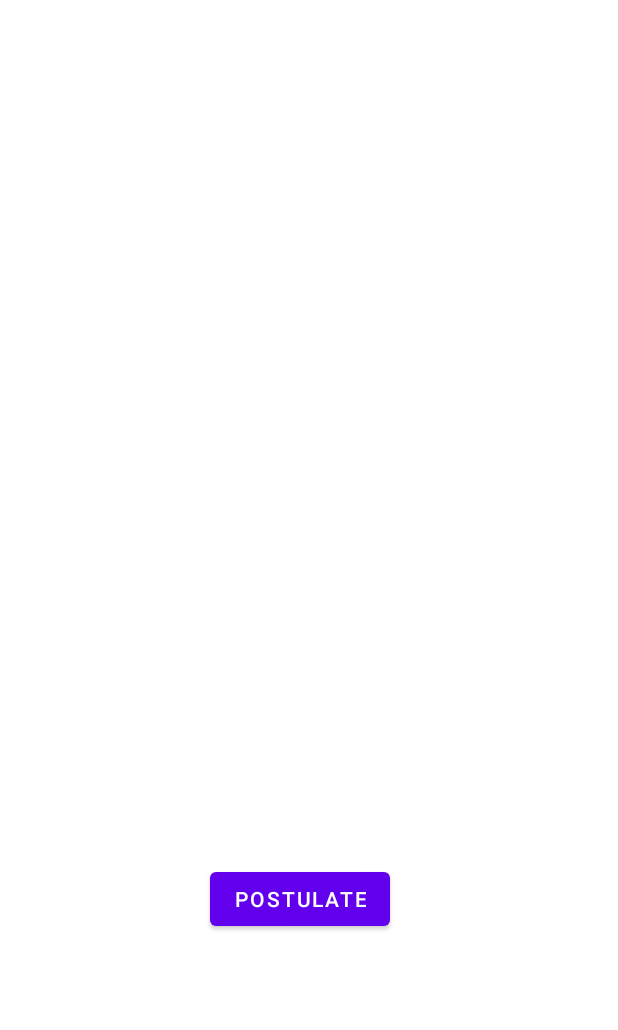
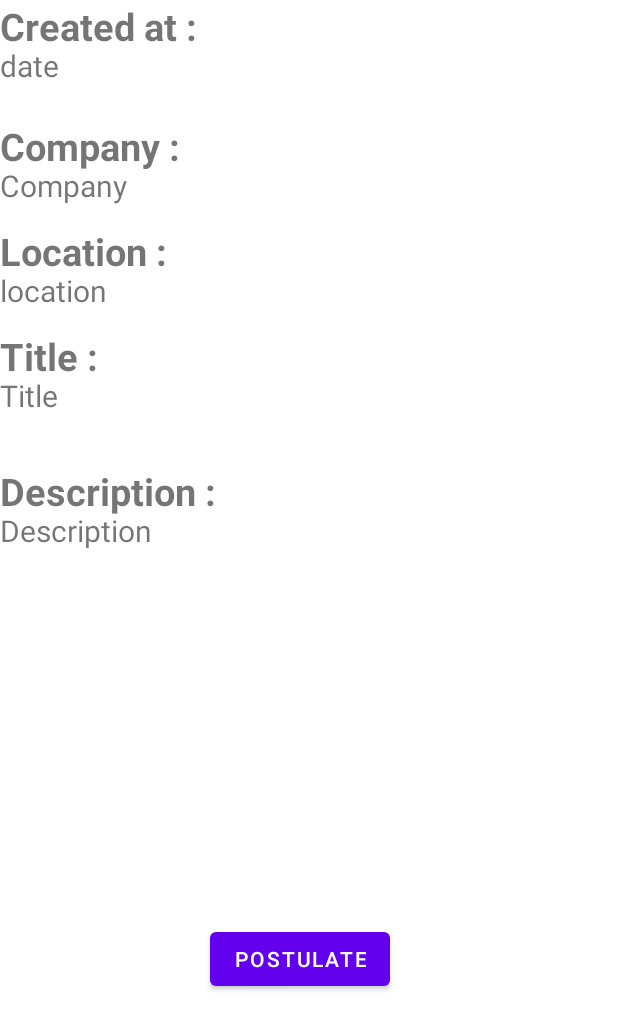
Before and after one commit to TheoG71/FirstJob, an Android app: the layout activity_details.xml on its own in the app's theme, with its tools: preview values and no code run, on a phone screen of 412 x 824 dp. Shown: the top 1030 px of the screen. Run offline under Robolectric (Android 15) with nearby library versions, the phone set to English and light mode, and no system bars; network calls fail.

Commit message:
nouvelle maj de DetailsActivity

```diff
--- a/app/src/main/res/layout/activity_details.xml
+++ b/app/src/main/res/layout/activity_details.xml
@@ -6,17 +6,98 @@
     android:layout_height="match_parent"
     tools:context=".DetailsActivity">
 
+
     <Button
         android:id="@+id/btn_post"
         android:layout_width="wrap_content"
         android:layout_height="wrap_content"
         android:layout_marginLeft="140dp"
-        android:layout_marginTop="575dp"
+        android:layout_marginTop="615dp"
         android:text="Postulate" />
 
-    <ListView
-        android:id="@+id/listView"
+    <TextView
         android:layout_width="wrap_content"
-        android:layout_height="wrap_content" />
+        android:layout_height="wrap_content"
+        android:text="Created at :"
+        android:textStyle="bold"
+        android:textSize="25dp"
+        android:layout_gravity="center"/>
+    <TextView
+        android:layout_width="wrap_content"
+        android:layout_height="wrap_content"
+        android:text="Company :"
+        android:textStyle="bold"
+        android:textSize="25dp"
+        android:layout_gravity="center"
+        android:layout_marginTop="80dp"/>
+    <TextView
+        android:layout_width="wrap_content"
+        android:layout_height="wrap_content"
+        android:text="Location :"
+        android:textStyle="bold"
+        android:textSize="25dp"
+        android:layout_gravity="center"
+        android:layout_marginTop="150dp"/>
+    <TextView
+        android:layout_width="wrap_content"
+        android:layout_height="wrap_content"
+        android:text="Title :"
+        android:textStyle="bold"
+        android:textSize="25dp"
+        android:layout_gravity="center"
+        android:layout_marginTop="220dp"/>
+    <TextView
+        android:layout_width="wrap_content"
+        android:layout_height="wrap_content"
+        android:text="Description :"
+        android:textStyle="bold"
+        android:textSize="25dp"
+        android:layout_gravity="center"
+        android:layout_marginTop="310dp"/>
 
+    <TextView
+        android:id="@+id/created_at"
+        android:layout_width="wrap_content"
+        android:layout_height="wrap_content"
+        android:textSize="20dp"
+        android:text="date"
+        android:layout_gravity="center"
+        android:layout_marginTop="30dp"
+        />
+    <TextView
+        android:id="@+id/comp"
+        android:layout_width="wrap_content"
+        android:layout_height="wrap_content"
+        android:textSize="20dp"
+        android:text="Company"
+        android:layout_marginTop="110dp"
+        android:layout_gravity="center"
+        />
+    <TextView
+        android:id="@+id/place"
+        android:layout_width="wrap_content"
+        android:layout_height="wrap_content"
+        android:textSize="20dp"
+        android:text="location"
+        android:layout_gravity="center"
+        android:layout_marginTop="180dp"
+        />
+    <TextView
+        android:id="@+id/name"
+        android:layout_width="wrap_content"
+        android:layout_height="wrap_content"
+        android:textSize="20dp"
+        android:text="Title"
+        android:layout_gravity="center"
+        android:layout_marginTop="250dp"
+        />
+    <TextView
+        android:id="@+id/information"
+        android:layout_width="wrap_content"
+        android:layout_height="wrap_content"
+        android:textSize="20dp"
+        android:text="Description"
+        android:layout_gravity="center"
+        android:layout_marginTop="340dp"
+        />
 </RelativeLayout>
```
Also changed, not shown: app/src/main/java/com/example/firstjob/DetailsActivity.java (+30 -19 lines).
